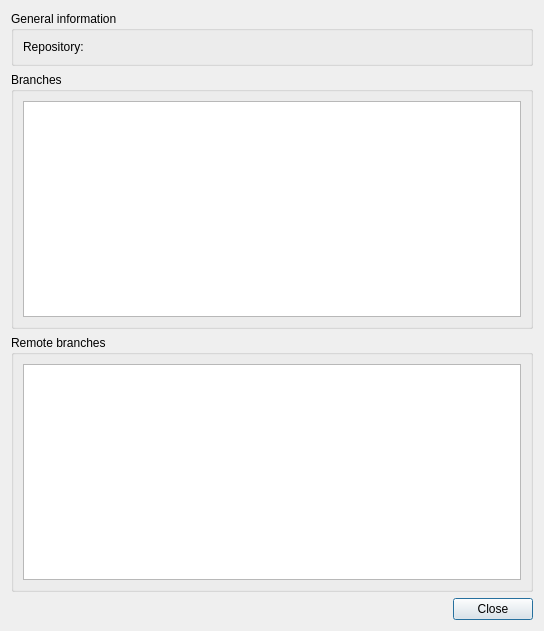
Before: the Qt Designer form src/plugins/git/branchdialog.ui in qt-creator/qt-creator, drawn with Qt 5.
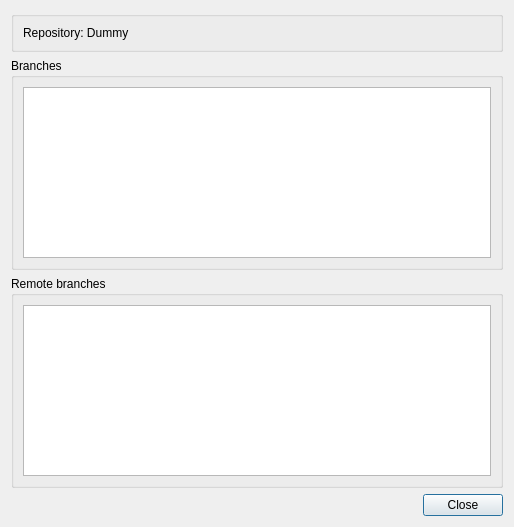
After: the same form once the commit is applied.

Commit message:
VCS[git]: Make Branchdialog non-modal as is StashDialog.
Give dialogs a consistent look, set
WA_DeleteOnClose on them and improve updating.
Add a Refresh/Diff buttons to branch dialog.

Diff of the .ui file:
```diff
--- a/src/plugins/git/branchdialog.ui
+++ b/src/plugins/git/branchdialog.ui
@@ -6,8 +6,8 @@
    <rect>
     <x>0</x>
     <y>0</y>
-    <width>544</width>
-    <height>631</height>
+    <width>514</width>
+    <height>527</height>
    </rect>
   </property>
   <property name="windowTitle">
@@ -16,21 +16,14 @@
   <layout class="QVBoxLayout" name="verticalLayout_3">
    <item>
     <widget class="QGroupBox" name="infoGroupBox">
-     <property name="title">
-      <string>General information</string>
-     </property>
      <layout class="QFormLayout" name="formLayout">
-      <item row="0" column="0">
+      <item row="0" column="0" colspan="2">
        <widget class="QLabel" name="repositoryLabel">
         <property name="text">
-         <string>Repository:</string>
+         <string notr="true">Repository: Dummy</string>
         </property>
        </widget>
       </item>
-      <item row="0" column="1">
-       <widget class="QLabel" name="repositoryFieldLabel">
-       </widget>
-      </item>
      </layout>
     </widget>
    </item>
```
The commit also changes 10 other files.
